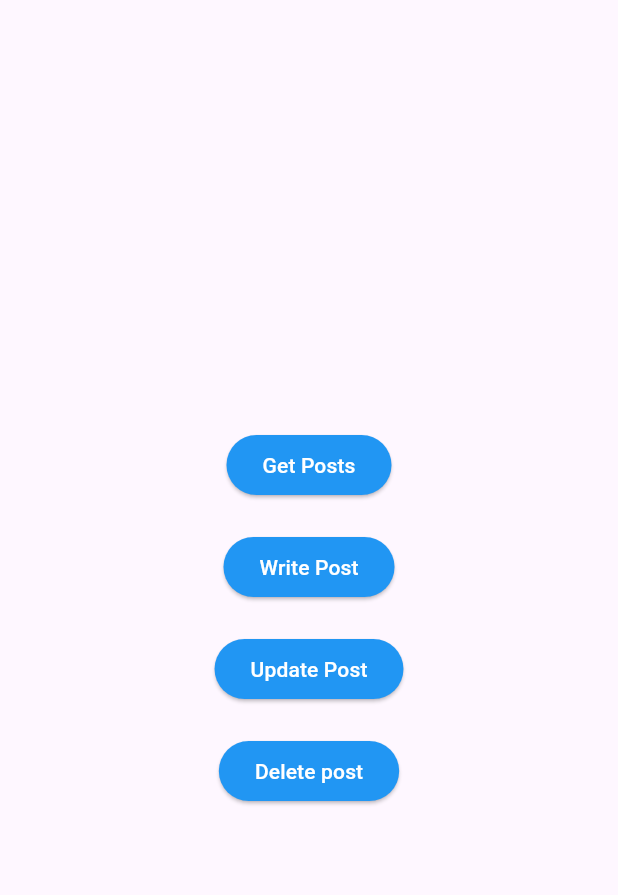
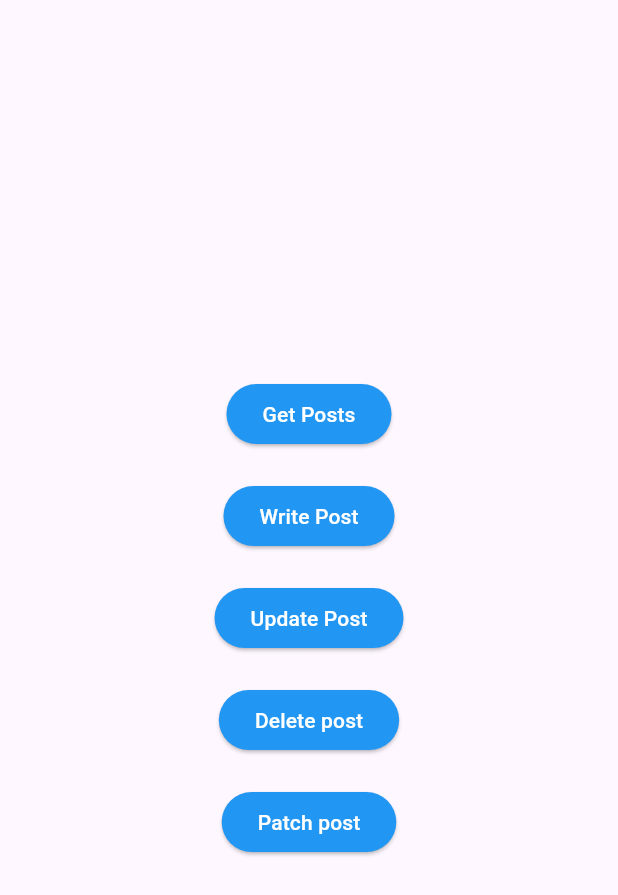
Before and after one commit to sreelakshmitu/flutter_bloc_api, a Flutter app: the screen it shows after launch, on a phone screen of 412 x 824 dp. Shown: the top 895 px of the screen. Run offline on Flutter 3.47's test engine with Material 3 defaults, Android fonts, the phone set to English and light mode, and no system bars; our stand-ins replace bloc, flutter_bloc.

Commit message:
Created : bloc file for patch

```diff
--- a/lib/features/home/ui/homepage.dart
+++ b/lib/features/home/ui/homepage.dart
@@ -3,6 +3,7 @@ import 'package:flutter_api/features/delete/ui/deletepage.dart';
 import 'package:flutter_api/features/home/bloc/homebloc.dart';
 import 'package:flutter_api/features/home/bloc/homeevent.dart';
 import 'package:flutter_api/features/home/bloc/homestate.dart';
+import 'package:flutter_api/features/patch/ui/patchpage.dart';
 import 'package:flutter_api/features/posts/ui/postpage.dart';
 import 'package:flutter_api/features/update/ui/updatepage.dart';
 import 'package:flutter_api/features/write/ui/writepage.dart';
@@ -41,6 +42,9 @@ class _MyHomePageState extends State<MyHomePage> {
           else if(state is HomeDeletePostClickedState){
             Navigator.push(context,MaterialPageRoute(builder: (context)=>const DeletePage()));
           }
+          else if(state is HomePatchPostClickedState){
+            Navigator.push(context,MaterialPageRoute(builder: (context)=>const PatchPage()));
+          }
         },
         builder:(context,state){
           return Center(
@@ -71,6 +75,12 @@ class _MyHomePageState extends State<MyHomePage> {
                 backgroundColor: MaterialStateProperty.all<Color>(Colors.blue),
               ),
                 onPressed: (){homebloc.add(HomeDeletePostClickedEvent());}, child: const Text('Delete post',style:TextStyle(color: Colors.white))),
+              const SizedBox(height:20),
+              ElevatedButton(
+                style: ButtonStyle(
+                backgroundColor: MaterialStateProperty.all<Color>(Colors.blue),
+              ),
+                onPressed: (){homebloc.add(HomePatchPostClickedEvent());}, child: const Text('Patch post',style:TextStyle(color: Colors.white))),
             ],
           ),
         );
```
Also changed, not shown: lib/features/patch/bloc/patchbloc.dart (added, +53 -0 lines).
